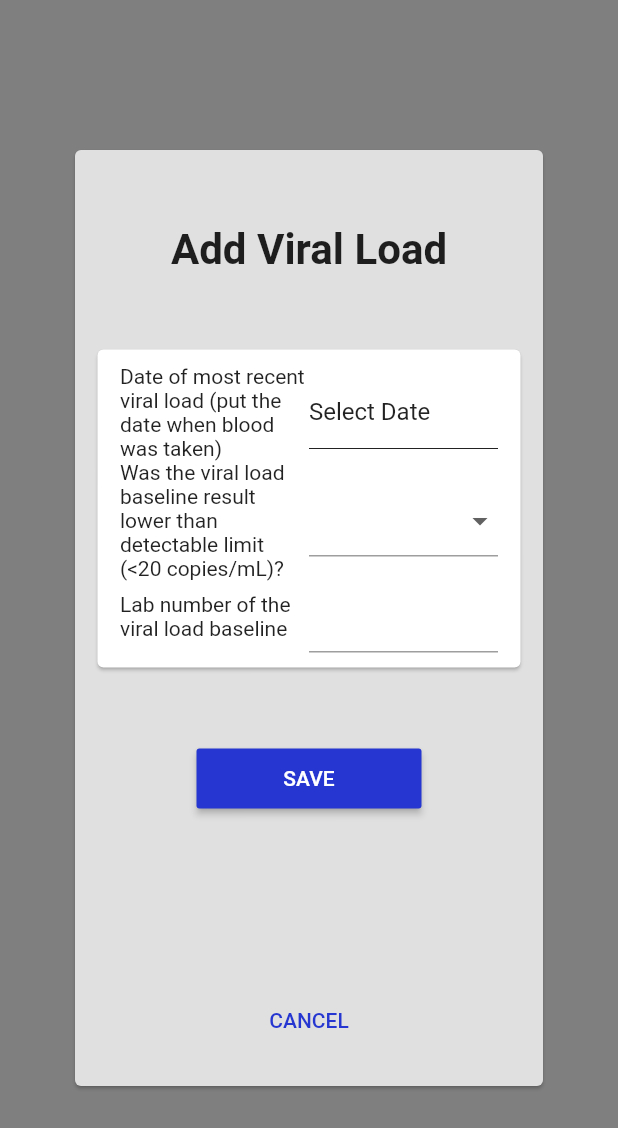
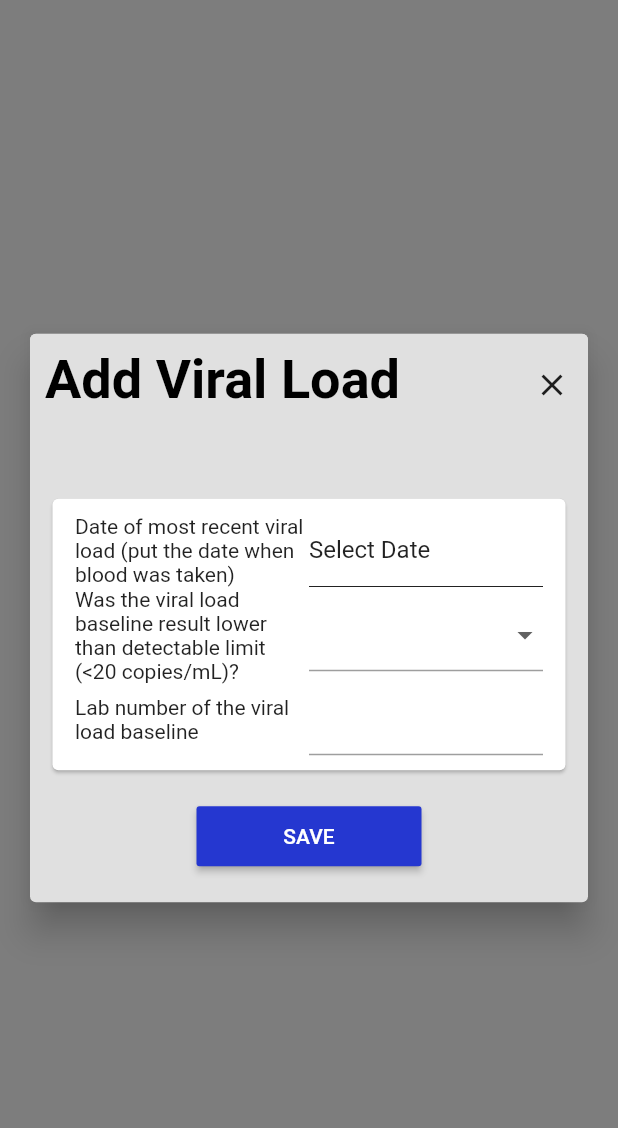
Before and after one commit to chrisly-bear/PEBRApp, a Flutter app: the AddViralLoadScreen widget shown alone on an empty page, opened directly with empty values, on a phone screen of 412 x 824 dp. Shown: the top 1128 px of the screen. Run offline on Flutter 3.47's test engine with Material 2 defaults, Android fonts, the phone set to English and light mode, and no system bars; our stand-ins replace flushbar, shared_preferences, sqflite; missing offline and left inert: spreadsheet_decoder; accounts and stored records are empty.

Commit message:
Implemented AddViralLoadScreen as PopupScreen.

```diff
--- a/lib/screens/AddViralLoadScreen.dart
+++ b/lib/screens/AddViralLoadScreen.dart
@@ -2,6 +2,7 @@ import 'package:flutter/material.dart';
 import 'package:flutter/services.dart';
 import 'package:pebrapp/components/PEBRAButtonFlat.dart';
 import 'package:pebrapp/components/PEBRAButtonRaised.dart';
+import 'package:pebrapp/components/PopupScreen.dart';
 import 'package:pebrapp/database/beans/ViralLoadSource.dart';
 import 'package:pebrapp/database/models/Patient.dart';
 import 'package:pebrapp/database/models/ViralLoad.dart';
@@ -21,35 +22,11 @@ class AddViralLoadScreen extends StatelessWidget {
 
   @override
   Widget build(BuildContext context) {
-
-    Widget _body = Center(
-      child: Card(
-        margin: EdgeInsets.symmetric(vertical: 100.0, horizontal: 50.0),
-        color: Color.fromARGB(255, 224, 224, 224),
-        child: Column(
-          children: <Widget>[
-            SizedBox(height: 50),
-            Text('Add Viral Load', style: TextStyle(
-              fontSize: 28.0,
-              fontWeight: FontWeight.bold,
-            ),),
-            AddViralLoadForm(_patient),
-            Expanded(child: Container(),),
-            Row(mainAxisAlignment: MainAxisAlignment.center, children: [
-              PEBRAButtonFlat(
-                'Cancel',
-                onPressed: () { _onPressCancel(context); },
-              )
-            ]),
-            SizedBox(height: 20),
-          ],
-        ),
-      ),
-    );
-
-    return Scaffold(
-      backgroundColor: Colors.black.withOpacity(0.50),
-      body: _body,
+    return PopupScreen(
+      title: 'Add Viral Load',
+      subtitle: _patient.artNumber,
+      actions: <Widget>[IconButton(icon: Icon(Icons.close), onPressed: () { _onPressCancel(context); })],
+      child: AddViralLoadForm(_patient)
     );
   }
 }
@@ -81,20 +58,21 @@ class _AddViralLoadFormState extends State<AddViralLoadForm> {
 
   @override
   Widget build(BuildContext context) {
+    const double _spacing = 20.0;
     return Form(
       key: _formKey,
       child: Column(
         children: <Widget>[
-          SizedBox(height: 50),
+          SizedBox(height: _spacing),
           _buildQuestionCard(),
-          SizedBox(height: 50),
+          SizedBox(height: _spacing),
           Row(mainAxisAlignment: MainAxisAlignment.center, children: [
             PEBRAButtonRaised(
               'Save',
               onPressed: () { _onSubmitForm(context); },
             )
           ]),
-          SizedBox(height: 50), // padding at bottom
+          SizedBox(height: _spacing),
         ],
       ),
     );
```
